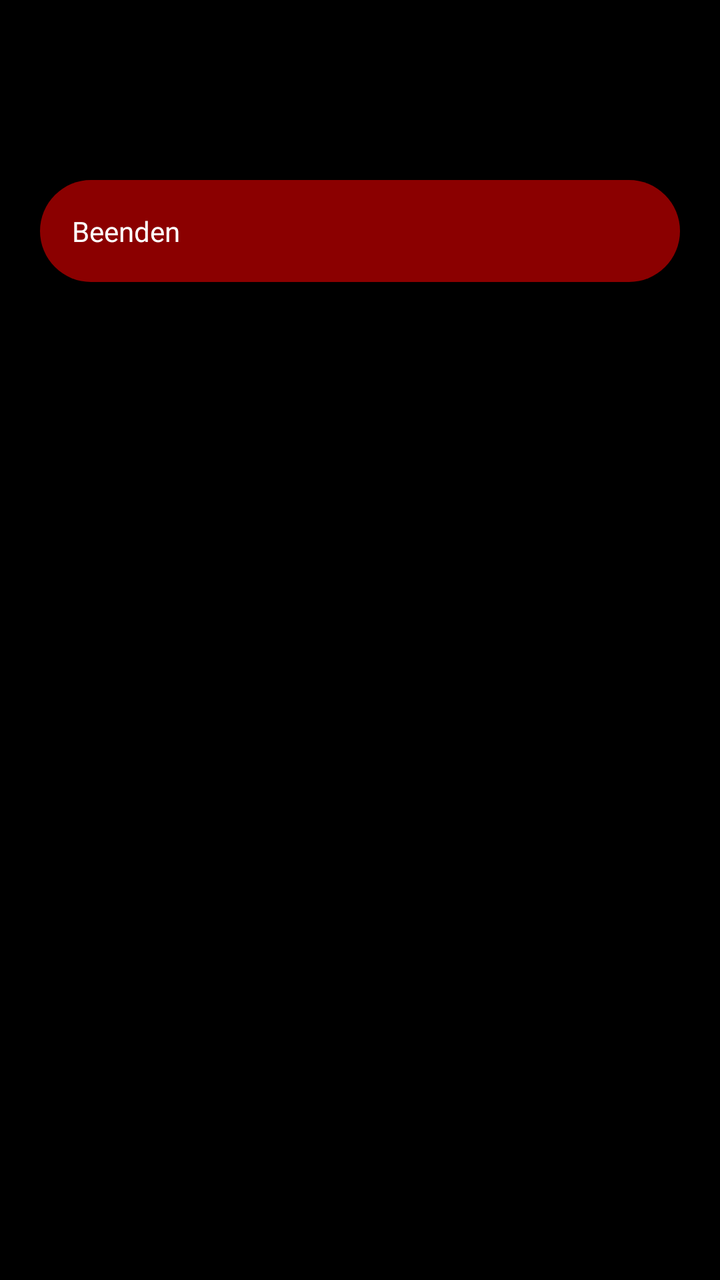
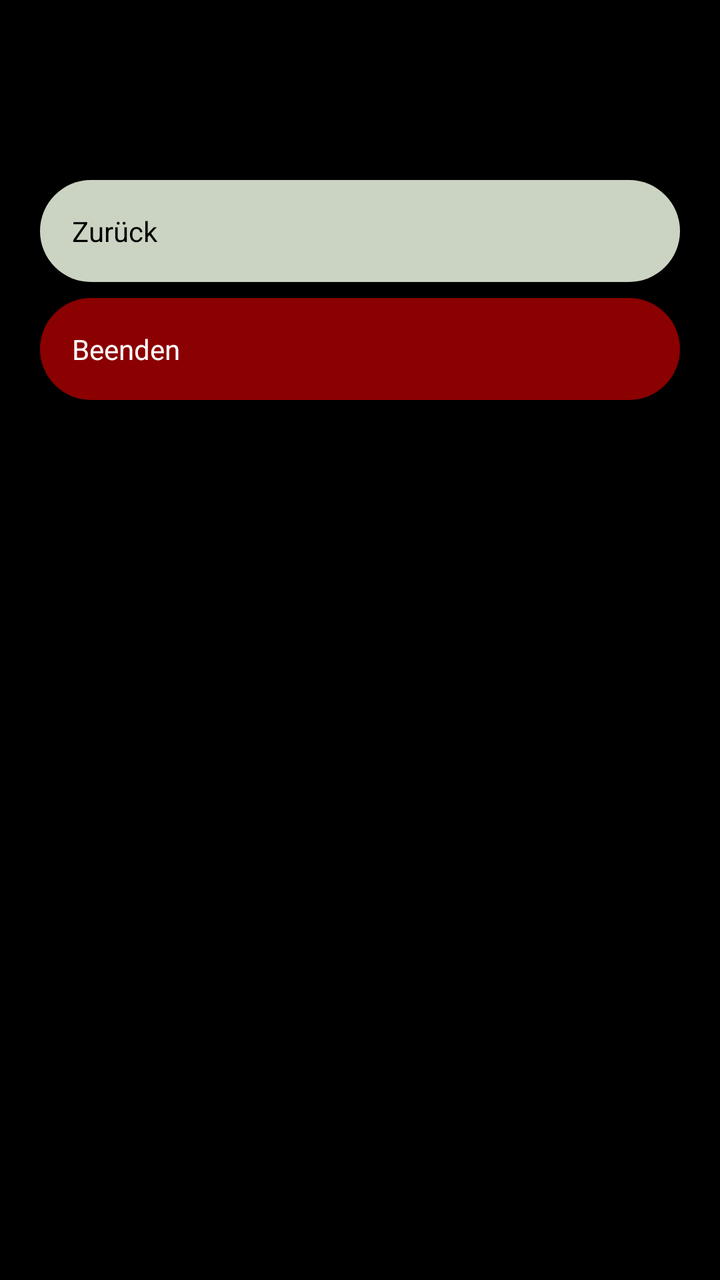

The first picture is an Android layout as it rendered before a commit; the second is the same layout after the commit. The layout source and the unified diff follow.
<!-- AndroidManifest.xml: application theme AppTheme -->
<!-- res/layout/fragment_options.xml -->
<?xml version="1.0" encoding="utf-8"?>
<androidx.constraintlayout.widget.ConstraintLayout xmlns:android="http://schemas.android.com/apk/res/android"
    xmlns:app="http://schemas.android.com/apk/res-auto"
    xmlns:tools="http://schemas.android.com/tools"
    android:id="@+id/main"
    android:layout_width="match_parent"
    android:layout_height="match_parent"
    tools:context=".OptionsFragment"
    android:background="@android:color/black">


    <ScrollView
        android:id="@+id/activitySelectorScrollView"
        android:layout_width="match_parent"
        android:layout_height="match_parent"


        app:layout_constraintTop_toTopOf="parent"
        app:layout_constraintBottom_toBottomOf="parent"
        app:layout_constraintStart_toStartOf="parent"
        app:layout_constraintEnd_toEndOf="parent">

        <LinearLayout
            android:id="@+id/activitySelectorLayout"
            android:orientation="vertical"
            android:layout_width="match_parent"
            android:layout_height="wrap_content"
            android:layout_marginStart="20dp"
            android:layout_marginEnd="20dp">

            <TextView
                android:id="@+id/exitSelector"
                android:text="Beenden"
                android:layout_width="match_parent"
                android:layout_height="wrap_content"
                android:background="@drawable/exit_selector_item_background"
                android:padding="16dp"
                android:textColor="@android:color/white"
                android:layout_marginTop="90dp"/>

        </LinearLayout>


    </ScrollView>





</androidx.constraintlayout.widget.ConstraintLayout>
<!-- resources referenced by this layout -->
<resources>
  <!-- drawable exit_selector_item_background (drawable) -->
  <?xml version="1.0" encoding="utf-8"?>
  <shape xmlns:android="http://schemas.android.com/apk/res/android"
      android:shape="rectangle">
      <solid android:color="@color/darkred"/>
      <corners android:radius="256dp"/>
      <padding android:left="8dp" android:top="8dp" android:right="8dp" android:bottom="8dp"/>
  </shape>
  <style name="AppTheme" parent="Theme.AppCompat.Light.NoActionBar">
          
          <item name="android:windowBackground">@android:color/black</item>
          <item name="android:textColor">@android:color/white</item>
          <item name="colorPrimary">#3F51B5</item>
          <item name="colorPrimaryDark">#303F9F</item>
          <item name="colorAccent">#FF4081</item>
      </style>
  <color name="darkred">#8B0000</color>
</resources>

<!-- the commit's change to res/layout/fragment_options.xml (unified diff, before → after) -->
@@ -29,14 +29,25 @@
             android:layout_marginEnd="20dp">
 
             <TextView
+                android:id="@+id/backSelector"
+                android:text="Zurück"
+                android:layout_width="match_parent"
+                android:layout_height="wrap_content"
+                android:background="@drawable/options_selector_item_background"
+                android:padding="16dp"
+                android:layout_marginBottom="8dp"
+                android:textColor="@android:color/black"
+                android:layout_marginTop="90dp"
+                />
+
+            <TextView
                 android:id="@+id/exitSelector"
                 android:text="Beenden"
                 android:layout_width="match_parent"
                 android:layout_height="wrap_content"
                 android:background="@drawable/exit_selector_item_background"
                 android:padding="16dp"
-                android:textColor="@android:color/white"
-                android:layout_marginTop="90dp"/>
+                android:textColor="@android:color/white"/>
 
         </LinearLayout>
 
<!-- resource entries referenced after the edit -->
@@ -5,6 +5,14 @@
   <shape xmlns:android="http://schemas.android.com/apk/res/android"
       android:shape="rectangle">
       <solid android:color="@color/darkred"/>
+      <corners android:radius="256dp"/>
+      <padding android:left="8dp" android:top="8dp" android:right="8dp" android:bottom="8dp"/>
+  </shape>
+  <!-- drawable options_selector_item_background (drawable) -->
+  <?xml version="1.0" encoding="utf-8"?>
+  <shape xmlns:android="http://schemas.android.com/apk/res/android"
+      android:shape="rectangle">
+      <solid android:color="@color/secondary"/>
       <corners android:radius="256dp"/>
       <padding android:left="8dp" android:top="8dp" android:right="8dp" android:bottom="8dp"/>
   </shape>
@@ -17,5 +25,6 @@
           <item name="colorAccent">#FF4081</item>
       </style>
   <color name="darkred">#8B0000</color>
+  <color name="secondary">#cbd4c2</color>
 </resources>
 
